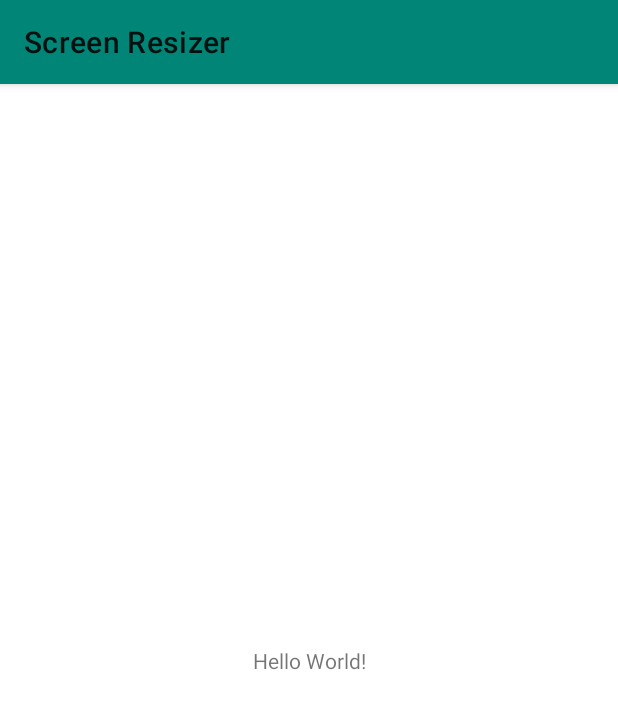
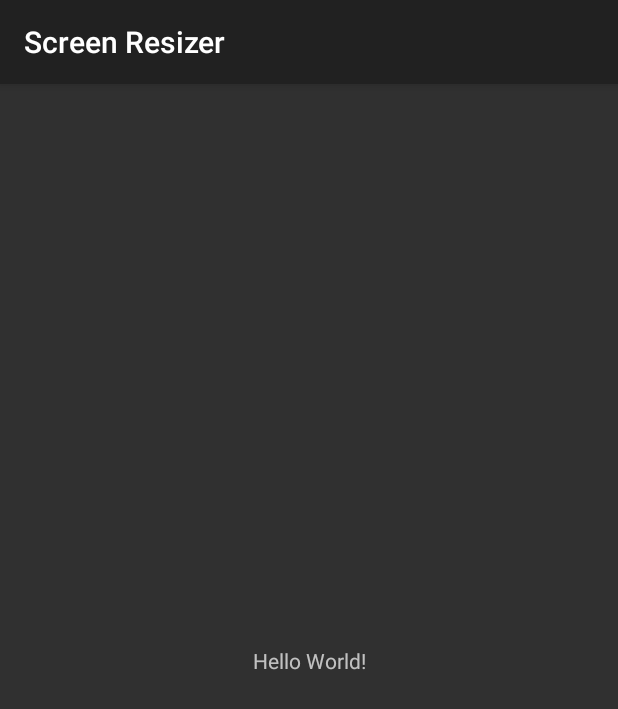
Before and after one commit to pokemonni01/ScreenResizer, an Android app: the screen it shows after launch (MainActivity), on a phone screen of 412 x 824 dp. Shown: the top 709 px of the screen. Run offline under Robolectric (Android 15) with nearby library versions, the phone set to English and light mode, and no system bars.

Commit message:
set night mode

```diff
--- a/app/src/main/AndroidManifest.xml
+++ b/app/src/main/AndroidManifest.xml
@@ -3,6 +3,7 @@
           package="com.wachirapong.screenresizer">
 
     <application
+            android:name=".MainApplication"
             android:allowBackup="true"
             android:icon="@mipmap/ic_launcher"
             android:label="@string/app_name"
--- /dev/null
+++ b/app/src/main/java/com/wachirapong/screenresizer/MainApplication.kt
@@ -0,0 +1,12 @@
+package com.wachirapong.screenresizer
+
+import android.app.Application
+import androidx.appcompat.app.AppCompatDelegate
+
+class MainApplication: Application() {
+
+    override fun onCreate() {
+        super.onCreate()
+        AppCompatDelegate.setDefaultNightMode(AppCompatDelegate.MODE_NIGHT_YES)
+    }
+}
--- a/app/src/main/res/values/colors.xml
+++ b/app/src/main/res/values/colors.xml
@@ -1,6 +1,6 @@
 <?xml version="1.0" encoding="utf-8"?>
 <resources>
-    <color name="colorPrimary">#008577</color>
-    <color name="colorPrimaryDark">#00574B</color>
-    <color name="colorAccent">#D81B60</color>
+    <color name="colorPrimary">#BB86FC</color>
+    <color name="colorPrimaryDark">#3700B3</color>
+    <color name="colorAccent">#03DAC6</color>
 </resources>
--- a/app/src/main/res/values/styles.xml
+++ b/app/src/main/res/values/styles.xml
@@ -1,10 +1,10 @@
 <resources>
 
     <!-- Base application theme. -->
-    <style name="AppTheme" parent="Theme.MaterialComponents.DayNight">
+    <style name="AppTheme" parent="Theme.AppCompat.DayNight">
         <!-- Customize your theme here. -->
-        <item name="colorPrimary">@color/colorPrimary</item>
-        <item name="colorPrimaryDark">@color/colorPrimaryDark</item>
+        <!--<item name="colorPrimary">@color/colorPrimary</item>-->
+        <!--<item name="colorPrimaryDark">@color/colorPrimaryDark</item>-->
         <item name="colorAccent">@color/colorAccent</item>
     </style>
 
```
